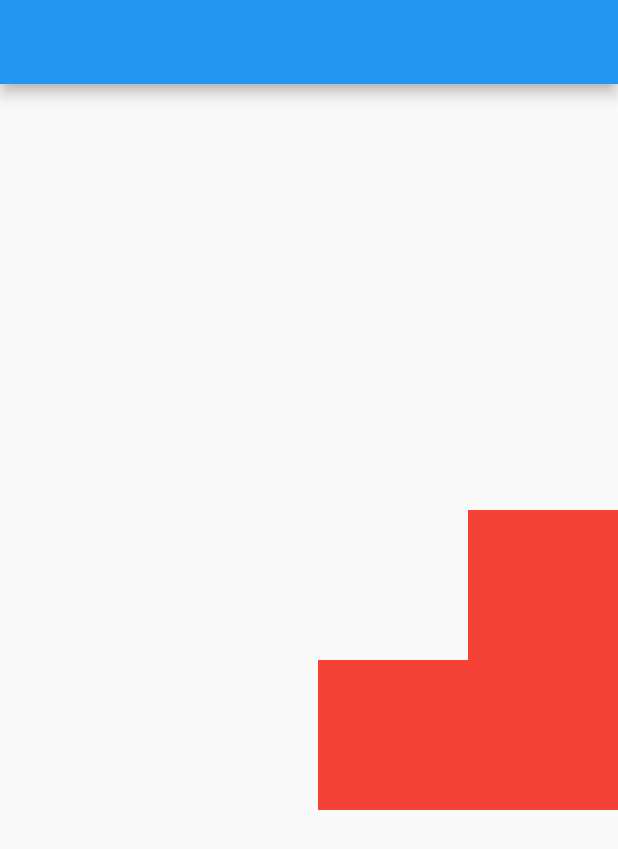
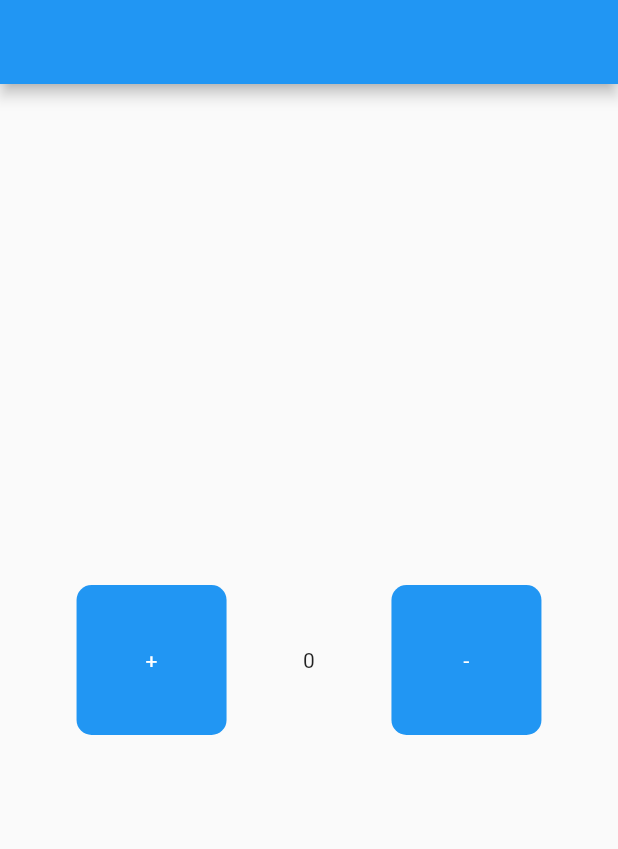
Before and after one commit to jaswinda/flutter_summer, a Flutter app: the screen it shows after launch, on a phone screen of 412 x 824 dp. Shown: the top 849 px of the screen. Run offline on Flutter 3.47's test engine with Material 2 defaults, Android fonts, the phone set to English and light mode, and no system bars.

Commit message:
basic counter

```diff
--- /dev/null
+++ b/lib/components/custom_button.dart
@@ -0,0 +1,23 @@
+import 'package:flutter/material.dart';
+
+class CustomButton extends StatelessWidget {
+  final String value;
+  final Function onPressed;
+  const CustomButton({super.key, required this.value, required this.onPressed});
+
+  @override
+  Widget build(BuildContext context) {
+    return GestureDetector(
+      onTap: () => onPressed(),
+      child: Container(
+        height: 100,
+        width: 100,
+        decoration: const BoxDecoration(
+          color: Colors.blue,
+          borderRadius: BorderRadius.all(Radius.circular(10)),
+        ),
+        child: Center(child: Text(value,style: const TextStyle(color: Colors.white), )),
+      ),
+    );
+  }
+}
--- a/lib/main.dart
+++ b/lib/main.dart
@@ -2,7 +2,7 @@ import 'package:flutter/material.dart';
 import 'package:the_flutter_demo/screens/home_screen.dart';
 
 void main() {
-  runApp(const MaterialApp(
+  runApp( MaterialApp(
     home:HomeScreen()
   ));
 }
--- a/lib/screens/home_screen.dart
+++ b/lib/screens/home_screen.dart
@@ -1,35 +1,44 @@
 import 'package:flutter/material.dart';
+import 'package:the_flutter_demo/components/custom_button.dart';
 
-class HomeScreen extends StatelessWidget {
+class HomeScreen extends StatefulWidget {
   const HomeScreen({super.key});
 
   @override
+  State<HomeScreen> createState() => _HomeScreenState();
+}
+
+class _HomeScreenState extends State<HomeScreen> {
+  int count = 0;
+
+  @override
   Widget build(BuildContext context) {
-    return  Scaffold(
+    return Scaffold(
       appBar: AppBar(),
-     body:Column(
+      body: Column(
         mainAxisAlignment: MainAxisAlignment.center,
         children: [
-        Align(
-          alignment: Alignment.centerRight,
-          child: Container(
-                color: Colors.red,
-                height: 100,
-                width: 100,
+          Row(
+            mainAxisAlignment: MainAxisAlignment.spaceEvenly,
+            children: [
+              CustomButton(
+                value: "+",
+                onPressed: () {
+                  count++;
+                  setState(() {
+
+                  });
+                },
               ),
-        ),
-         Row(
-          mainAxisAlignment: MainAxisAlignment.end,
-          children:   [
-            Container(
-              color: Colors.red,
-              height: 100,
-              width: 100,
-            ),
-            Container(
-              color: Colors.red,
-              height: 100,
-              width: 100,
+              Text(count.toString()),
+              CustomButton(
+                value: "-",
+                onPressed: () {
+                  count--;
+                  setState(() {
+
+                  });
+                },
               ),
             ],
           ),
```
Lines whose indentation alone changed are shown as unchanged.
